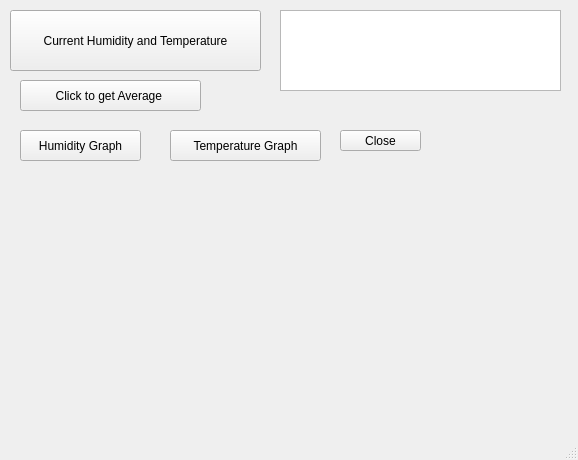
Above: examples/A.ui from rheabcooper/Project1-EID before the change. Below: the same form after it.
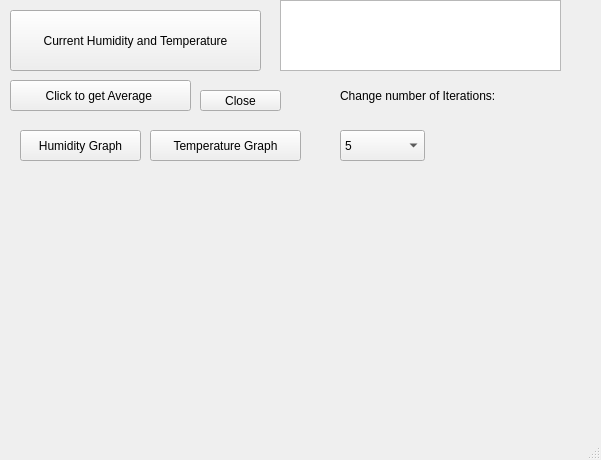
That is the form after the change. Icons and pictures are not drawn.

What changed in the file:
```diff
--- a/examples/A.ui
+++ b/examples/A.ui
@@ -6,7 +6,7 @@
    <rect>
     <x>0</x>
     <y>0</y>
-    <width>578</width>
+    <width>601</width>
     <height>460</height>
    </rect>
   </property>
@@ -35,17 +35,17 @@
     <property name="geometry">
      <rect>
       <x>280</x>
-      <y>10</y>
+      <y>0</y>
       <width>281</width>
-      <height>81</height>
+      <height>71</height>
      </rect>
     </property>
    </widget>
    <widget class="QPushButton" name="close_button">
     <property name="geometry">
      <rect>
-      <x>340</x>
-      <y>130</y>
+      <x>200</x>
+      <y>90</y>
       <width>81</width>
       <height>21</height>
      </rect>
@@ -57,7 +57,7 @@
    <widget class="QPushButton" name="showaverage_button">
     <property name="geometry">
      <rect>
-      <x>20</x>
+      <x>10</x>
       <y>80</y>
       <width>181</width>
       <height>31</height>
@@ -71,9 +71,9 @@
     <property name="geometry">
      <rect>
       <x>20</x>
-      <y>170</y>
+      <y>210</y>
       <width>541</width>
-      <height>221</height>
+      <height>181</height>
      </rect>
     </property>
     <layout class="QGridLayout" name="gridLayout"/>
@@ -94,7 +94,7 @@
    <widget class="QPushButton" name="pushButton_2">
     <property name="geometry">
      <rect>
-      <x>170</x>
+      <x>150</x>
       <y>130</y>
       <width>151</width>
       <height>31</height>
@@ -104,6 +104,44 @@
      <string>Temperature Graph</string>
     </property>
    </widget>
+   <widget class="QComboBox" name="cb">
+    <property name="geometry">
+     <rect>
+      <x>340</x>
+      <y>130</y>
+      <width>85</width>
+      <height>31</height>
+     </rect>
+    </property>
+    <item>
+     <property name="text">
+      <string>5</string>
+     </property>
+    </item>
+    <item>
+     <property name="text">
+      <string>10</string>
+     </property>
+    </item>
+    <item>
+     <property name="text">
+      <string>15</string>
+     </property>
+    </item>
+   </widget>
+   <widget class="QLabel" name="label">
+    <property name="geometry">
+     <rect>
+      <x>340</x>
+      <y>80</y>
+      <width>211</width>
+      <height>31</height>
+     </rect>
+    </property>
+    <property name="text">
+     <string>Change number of Iterations:</string>
+    </property>
+   </widget>
   </widget>
   <widget class="QMenuBar" name="menubar">
    <property name="geometry">
```
Left out of the diff: 6 changed lines with no effect on the pictures.
